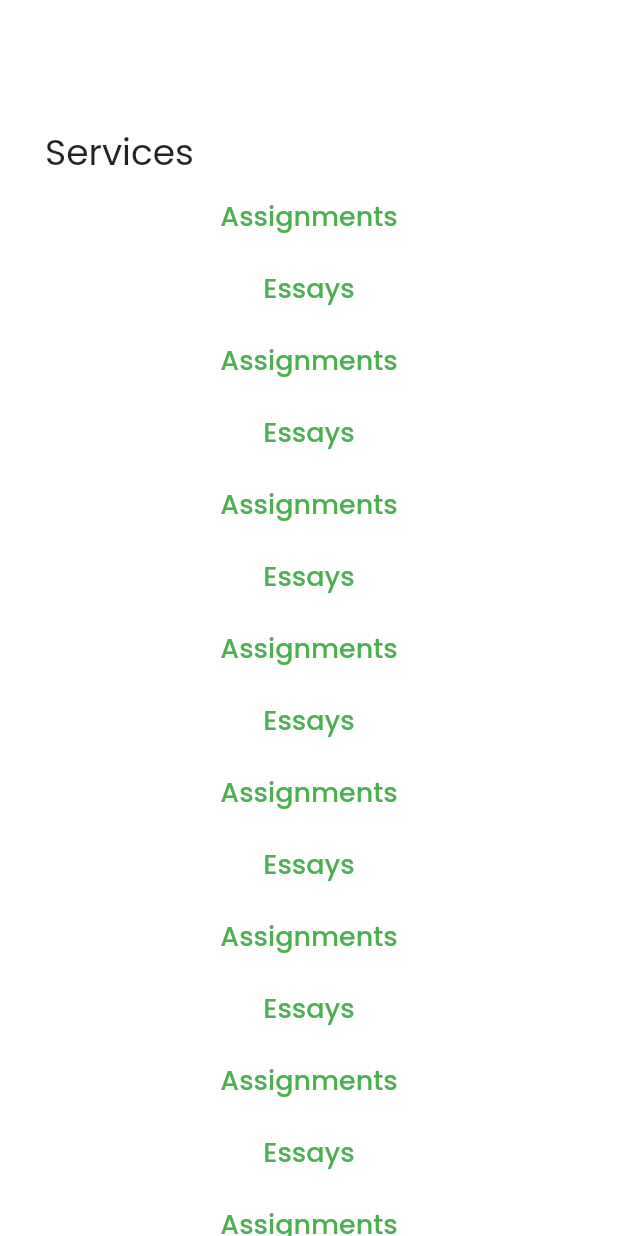
After one commit to augustusgit/fuxui, a Flutter app: the ServicesScreen screen opened directly, on a phone screen of 412 x 824 dp. The commit adds this screen. Run offline on Flutter 3.47's test engine with Material 2 defaults, Android fonts, the phone set to English and light mode, and no system bars; our stand-ins replace flutter_svg; network calls fail; key blocks and very long unbroken strings in the code were emptied for the run.

Commit message:
(improvement)
created Services screen (implementation in view)

```diff
--- a/lib/view/main/dashboard.dart
+++ b/lib/view/main/dashboard.dart
@@ -5,6 +5,7 @@ import 'package:wurkfux/constants/styles.dart';
 import 'package:wurkfux/view/main/chat/messages.dart';
 import 'package:wurkfux/view/main/home/home_screen.dart';
 import 'package:wurkfux/view/main/profile/user_profile.dart';
+import 'package:wurkfux/view/main/services/services_screen.dart';
 import 'package:wurkfux/view/widgets/custom_bottom_nav_bar.dart';
 import 'package:wurkfux/view/wurk_fux_icons.dart';
 
@@ -99,9 +100,7 @@ class _Dashboard extends State<Dashboard> {
     List<Widget> pages = [
       HomeScreen(),
       MessagesScreen(),
-      Container(
-        child: Text('ABS3'),
-      ),
+      ServicesScreen(),
       Profile(),
     ];
     return IndexedStack(
--- /dev/null
+++ b/lib/view/main/services/services_screen.dart
@@ -0,0 +1,75 @@
+import 'package:flutter/cupertino.dart';
+import 'package:flutter/material.dart';
+import 'package:wurkfux/constants/strings.dart';
+import 'package:wurkfux/view/widgets/spacing.dart';
+
+class ServicesScreen extends StatefulWidget {
+  @override
+  State<StatefulWidget> createState() => _Services();
+}
+
+class _Services extends State<ServicesScreen> {
+  final services = List.generate(
+    20,
+    (index) => index.isEven
+        ? TextButton(
+            onPressed: () {},
+            child: Text(
+              'Assignments',
+              textAlign: TextAlign.start,
+              style: TextStyle(
+                  fontSize: 18.0,
+                  fontWeight: FontWeight.w500,
+                  fontFamily: AppStrings.poppinsFont,
+                  fontStyle: FontStyle.normal),
+            ),
+          )
+        : TextButton(
+            onPressed: () {},
+            child: Text(
+              'Essays',
+              textAlign: TextAlign.start,
+              style: TextStyle(
+                  fontSize: 18.0,
+                  fontWeight: FontWeight.w500,
+                  fontFamily: AppStrings.poppinsFont,
+                  fontStyle: FontStyle.normal),
+            ),
+          ),
+  );
+
+  @override
+  Widget build(BuildContext context) {
+    return Scaffold(
+      body: SingleChildScrollView(
+        padding: const EdgeInsets.only(left: 30.0, right: 30.0),
+        physics: BouncingScrollPhysics(),
+        child: Column(
+          mainAxisAlignment: MainAxisAlignment.center,
+          crossAxisAlignment: CrossAxisAlignment.stretch,
+          children: [
+            Spacing.height(kToolbarHeight * 1.5),
+            Container(
+              child: Text(
+                AppStrings.Services,
+                style: TextStyle(
+                  fontSize: 24.0,
+                  fontFamily: AppStrings.poppinsFont,
+                  fontStyle: FontStyle.normal,
+                  fontWeight: FontWeight.w400,
+                ),
+              ),
+            ),
+            ListView.builder(
+              shrinkWrap: true,
+              physics: NeverScrollableScrollPhysics(),
+              scrollDirection: Axis.vertical,
+              itemCount: services.length,
+              itemBuilder: (_, index) => services[index],
+            ),
+          ],
+        ),
+      ),
+    );
+  }
+}
--- a/lib/view/onboarding/welcome/main_welcome_screen.dart
+++ b/lib/view/onboarding/welcome/main_welcome_screen.dart
@@ -52,7 +52,7 @@ class WelcomeBody extends StatelessWidget {
                       fontSize: 16,
                     ),
                     children: [
-                      TextSpan(text: "Virtual Services\n"),
+                      TextSpan(text: "Virtual Assistant\n"),
                       TextSpan(text: "On-Demand"),
                     ]),
               ),
```
